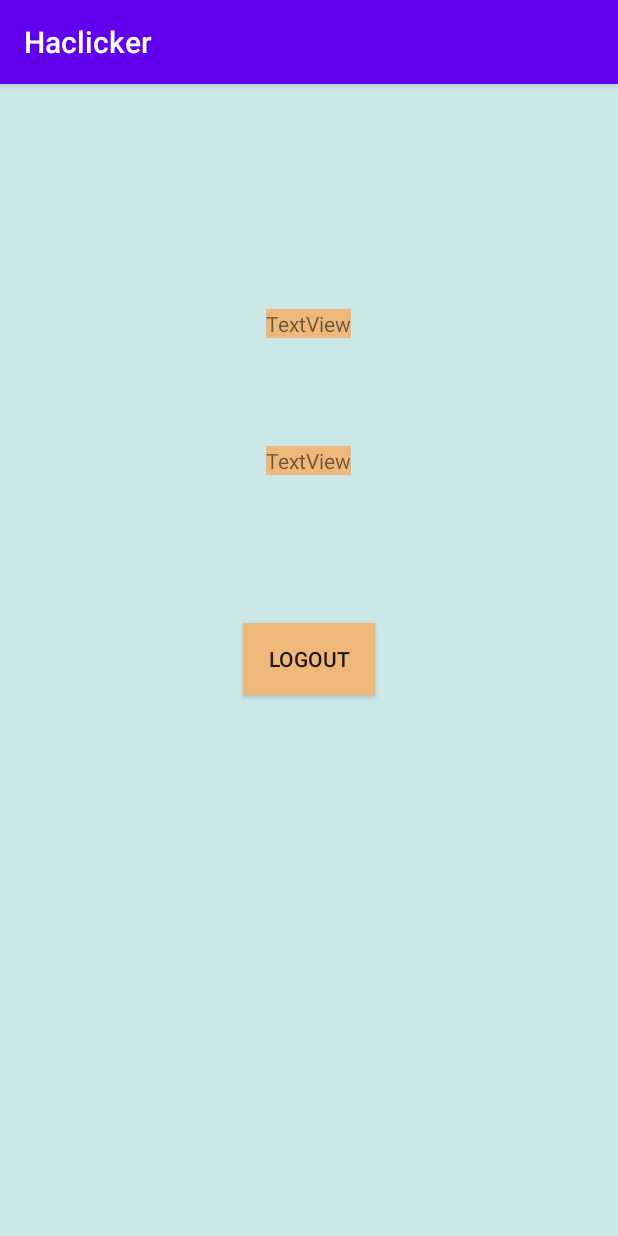
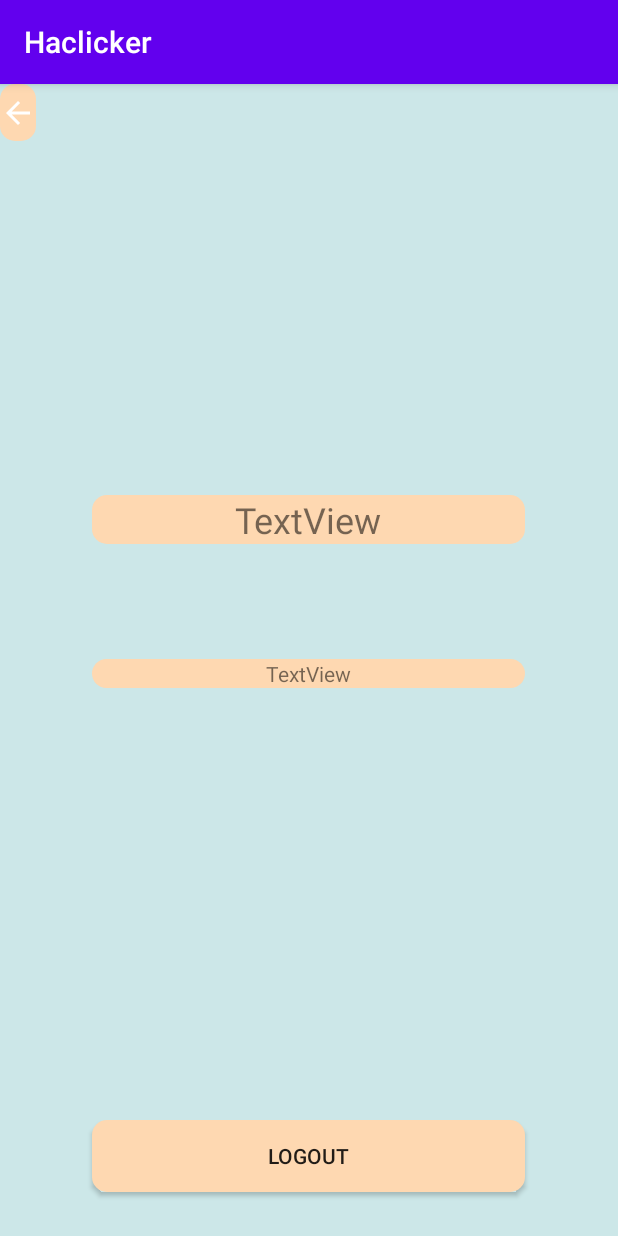
Before and after one commit to Yucheng-Jiang/Hacklicker, an Android app: the screen it shows after launch once a user with an empty profile is signed in (ConsoleScreen), after a tap on an icon or button, on a phone screen of 412 x 824 dp. Run offline under Robolectric (Android 15) with nearby library versions, the phone set to English and light mode, and no system bars; our stand-ins replace Firebase (no records; nobody signed in at launch, a user with empty details on screens opened directly).

Commit message:
Fix all existing UI

```diff
--- a/app/src/main/res/layout/activity_console_screen.xml
+++ b/app/src/main/res/layout/activity_console_screen.xml
@@ -7,74 +7,123 @@
     android:background="#cce7e8"
     tools:context=".ConsoleScreen">
 
-    <Button
-        android:id="@+id/logout"
-        android:background="#edb879"
-        android:layout_width="wrap_content"
-        android:layout_height="wrap_content"
-        android:layout_marginStart="161dp"
-        android:layout_marginLeft="161dp"
-        android:layout_marginTop="80dp"
-        android:layout_marginEnd="162dp"
-        android:layout_marginRight="162dp"
-        android:layout_marginBottom="342dp"
-        android:text="Logout"
-        app:layout_constraintBottom_toBottomOf="parent"
-        app:layout_constraintEnd_toEndOf="parent"
-        app:layout_constraintStart_toStartOf="parent"
-        app:layout_constraintTop_toBottomOf="@+id/mail" />
+    <LinearLayout
+        android:layout_width="match_parent"
+        android:layout_height="match_parent"
+        android:orientation="vertical"
+        android:weightSum="100">
 
-    <TextView
-        android:id="@+id/name"
-        android:background="#edb879"
-        android:layout_width="wrap_content"
-        android:layout_height="wrap_content"
-        android:layout_marginStart="176dp"
-        android:layout_marginLeft="176dp"
-        android:layout_marginTop="150dp"
-        android:layout_marginEnd="177dp"
-        android:layout_marginRight="177dp"
-        android:layout_marginBottom="71dp"
-        android:text="TextView"
-        app:layout_constraintBottom_toTopOf="@+id/mail"
-        app:layout_constraintEnd_toEndOf="parent"
-        app:layout_constraintStart_toStartOf="parent"
-        app:layout_constraintTop_toTopOf="parent" />
+        <ImageButton
+            android:id="@+id/consoleBack"
+            android:layout_width="wrap_content"
+            android:layout_height="0dp"
+            android:layout_gravity="top|left"
+            android:layout_weight="5"
+            android:background="@drawable/orangeblue"
+            android:visibility="visible"
+            app:srcCompat="@drawable/abc_vector_test"
+            tools:visibility="visible" />
 
-    <TextView
-        android:id="@+id/mail"
-        android:background="#edb879"
-        android:layout_width="wrap_content"
-        android:layout_height="wrap_content"
-        android:layout_marginStart="176dp"
-        android:layout_marginLeft="176dp"
-        android:layout_marginTop="72dp"
-        android:layout_marginEnd="177dp"
-        android:layout_marginRight="177dp"
-        android:text="TextView"
-        app:layout_constraintEnd_toEndOf="parent"
-        app:layout_constraintStart_toStartOf="parent"
-        app:layout_constraintTop_toBottomOf="@+id/name" />
+        <Space
+            android:layout_width="0dp"
+            android:layout_height="wrap_content"
+            android:layout_weight="10" />
 
-    <ImageButton
-        android:id="@+id/consoleBack"
-        android:layout_width="wrap_content"
-        android:layout_height="wrap_content"
-        android:layout_marginStart="80dp"
-        android:layout_marginLeft="80dp"
-        android:layout_marginTop="80dp"
-        android:layout_marginEnd="372dp"
-        android:layout_marginRight="372dp"
-        android:layout_marginBottom="700dp"
-        android:background="#edb879"
-        android:visibility="visible"
-        app:layout_constraintBottom_toBottomOf="parent"
-        app:layout_constraintEnd_toEndOf="parent"
-        app:layout_constraintHorizontal_bias="0.815"
-        app:layout_constraintStart_toStartOf="parent"
-        app:layout_constraintTop_toTopOf="parent"
-        app:layout_constraintVertical_bias="0.383"
-        app:srcCompat="@drawable/abc_vector_test"
-        tools:visibility="visible" />
+        <LinearLayout
+            android:layout_width="match_parent"
+            android:layout_height="0dp"
+            android:layout_weight="25"
+            android:orientation="horizontal"
+            android:weightSum="100">
+
+            <Space
+                android:layout_width="0dp"
+                android:layout_height="wrap_content"
+                android:layout_weight="15" />
+
+            <TextView
+                android:id="@+id/name"
+                android:layout_width="0dp"
+                android:layout_height="wrap_content"
+                android:layout_gravity="bottom|center_horizontal"
+                android:layout_weight="70"
+                android:background="@drawable/orangeblue"
+                android:gravity="center"
+                android:text="TextView"
+                android:textSize="24sp" />
+
+            <Space
+                android:layout_width="0dp"
+                android:layout_height="wrap_content"
+                android:layout_gravity="bottom"
+                android:layout_weight="15" />
+        </LinearLayout>
+
+        <Space
+            android:layout_width="0dp"
+            android:layout_height="wrap_content"
+            android:layout_weight="10" />
+
+        <LinearLayout
+            android:layout_width="match_parent"
+            android:layout_height="0dp"
+            android:layout_weight="25"
+            android:orientation="horizontal"
+            android:weightSum="100">
+
+            <Space
+                android:layout_width="0dp"
+                android:layout_height="wrap_content"
+                android:layout_weight="15" />
+
+            <TextView
+                android:id="@+id/mail"
+                android:layout_width="0dp"
+                android:layout_height="wrap_content"
+                android:layout_gravity="center_horizontal"
+                android:layout_weight="70"
+                android:background="@drawable/orangeblue"
+                android:gravity="center"
+                android:text="TextView"
+                android:textSize="14sp" />
+
+            <Space
+                android:layout_width="0dp"
+                android:layout_height="wrap_content"
+                android:layout_weight="15" />
+        </LinearLayout>
+
+        <Space
+            android:layout_width="0dp"
+            android:layout_height="wrap_content"
+            android:layout_weight="15" />
+
+        <LinearLayout
+            android:layout_width="match_parent"
+            android:layout_height="0dp"
+            android:layout_weight="13"
+            android:orientation="horizontal"
+            android:weightSum="100">
+
+            <Space
+                android:layout_width="0dp"
+                android:layout_height="wrap_content"
+                android:layout_weight="15" />
+
+            <Button
+                android:id="@+id/logout"
+                android:layout_width="0dp"
+                android:layout_height="wrap_content"
+                android:layout_weight="70"
+                android:background="@drawable/orangeblue"
+                android:text="Logout" />
+
+            <Space
+                android:layout_width="0dp"
+                android:layout_height="wrap_content"
+                android:layout_weight="15" />
+        </LinearLayout>
+
+    </LinearLayout>
 
 </androidx.constraintlayout.widget.ConstraintLayout>
--- a/app/src/main/res/layout/activity_host_screen.xml
+++ b/app/src/main/res/layout/activity_host_screen.xml
@@ -52,7 +52,7 @@
                 android:layout_height="match_parent"
                 android:layout_gravity="bottom|left"
                 android:layout_weight="26"
-                android:background="@drawable/rounded_button"
+                android:background="@drawable/orangeblue"
                 app:srcCompat="@android:drawable/ic_menu_share" />
 
             <Space
@@ -66,7 +66,7 @@
                 android:layout_height="match_parent"
                 android:layout_gravity="bottom"
                 android:layout_weight="26"
-                android:background="@drawable/rounded_button"
+                android:background="@drawable/orangeblue"
                 app:srcCompat="@android:drawable/ic_menu_add" />
 
             <Space
@@ -80,7 +80,7 @@
                 android:layout_height="match_parent"
                 android:layout_gravity="bottom|right"
                 android:layout_weight="28"
-                android:background="@drawable/rounded_button"
+                android:background="@drawable/orangeblue"
                 app:srcCompat="@android:drawable/ic_lock_power_off" />
 
             <Space
--- a/app/src/main/res/layout/activity_share_room_screen.xml
+++ b/app/src/main/res/layout/activity_share_room_screen.xml
@@ -55,7 +55,7 @@
                 android:layout_width="wrap_content"
                 android:layout_height="wrap_content"
                 android:layout_weight="1"
-                android:background="#edb879"
+                android:background="@drawable/orangeblue"
                 android:text="Save Image" />
 
             <Space
@@ -69,7 +69,7 @@
                 android:layout_width="wrap_content"
                 android:layout_height="wrap_content"
                 android:layout_weight="1"
-                android:background="#edb879"
+                android:background="@drawable/orangeblue"
                 android:text="Copy Room ID" />
         </LinearLayout>
 
--- a/app/src/main/res/layout/chunk_option.xml
+++ b/app/src/main/res/layout/chunk_option.xml
@@ -36,6 +36,9 @@
                 android:layout_height="wrap_content"
                 android:layout_weight="15"/>
         </LinearLayout>
+        <Space
+            android:layout_width="match_parent"
+            android:layout_height="30dp" />
 
 
 
--- a/app/src/main/res/layout/chunk_question.xml
+++ b/app/src/main/res/layout/chunk_question.xml
@@ -28,7 +28,7 @@
                 android:layout_width="0dp"
                 android:layout_height="match_parent"
                 android:layout_weight="70"
-                android:background="#edb879" />
+                android:background="@drawable/orangeblue" />
 
             <Space
                 android:layout_width="0dp"
```
Also changed, not shown: app/src/main/java/com/example/haclicker/HostQuestionScreen.java (+1 -6 lines), app/src/main/res/layout/activity_host_question_screen.xml (+63 -43 lines), app/src/main/res/layout/activity_main_screen.xml (+5 -5 lines).
